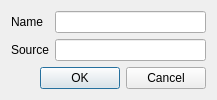
First picture: the form in ui/views/CreateTimelineDialog.ui, repository Setyadjih/GUIMonkey, before the edit.
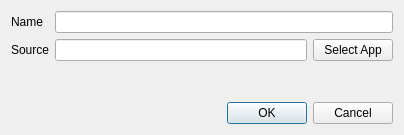
Second picture: the form after the edit.

The edit to the form file:
```diff
--- a/ui/views/CreateTimelineDialog.ui
+++ b/ui/views/CreateTimelineDialog.ui
@@ -6,8 +6,8 @@
    <rect>
     <x>0</x>
     <y>0</y>
-    <width>217</width>
-    <height>95</height>
+    <width>404</width>
+    <height>135</height>
    </rect>
   </property>
   <property name="windowTitle">
@@ -46,11 +46,22 @@
       </widget>
      </item>
      <item row="1" column="1">
+      <layout class="QHBoxLayout" name="horizontalLayout">
+       <item>
       <widget class="QLineEdit" name="timelineSourceLine">
        <property name="text">
         <string/>
        </property>
       </widget>
+       </item>
+       <item>
+        <widget class="QPushButton" name="select_app_btn">
+         <property name="text">
+          <string>Select App</string>
+         </property>
+        </widget>
+       </item>
+      </layout>
      </item>
     </layout>
    </item>
```
Lines whose indentation alone changed are shown as unchanged.
